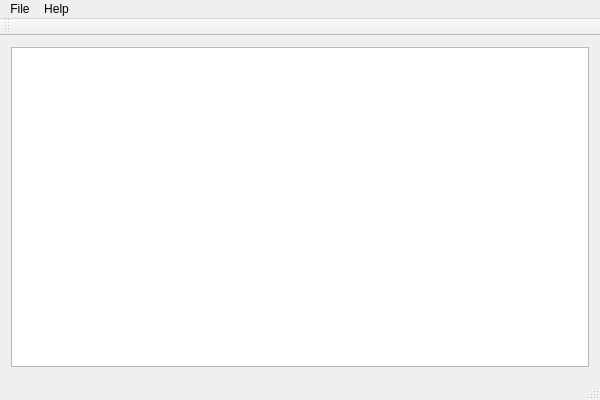
Above: MainWindow.ui from Timmmm/robocut before the change. Below: the same form after it.
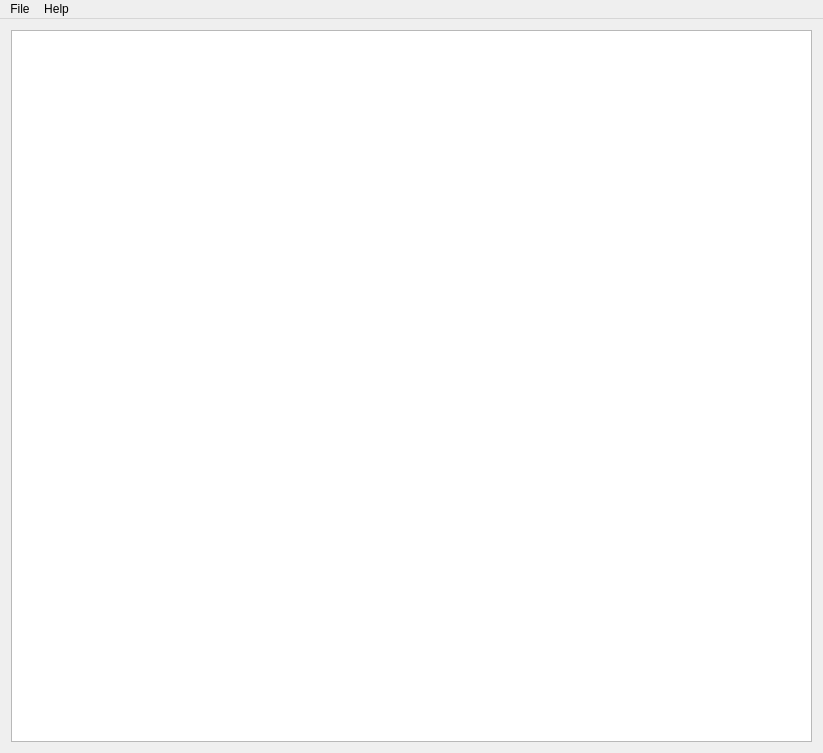
That is the form after the change.

Patch:
```diff
--- a/MainWindow.ui
+++ b/MainWindow.ui
@@ -6,8 +6,8 @@
    <rect>
     <x>0</x>
     <y>0</y>
-    <width>600</width>
-    <height>400</height>
+    <width>823</width>
+    <height>753</height>
    </rect>
   </property>
   <property name="windowTitle">
@@ -32,7 +32,7 @@
     <rect>
      <x>0</x>
      <y>0</y>
-     <width>600</width>
+     <width>823</width>
      <height>23</height>
     </rect>
    </property>
@@ -54,15 +54,6 @@
    <addaction name="menuFile"/>
    <addaction name="menuHelp"/>
   </widget>
-  <widget class="QToolBar" name="mainToolBar">
-   <attribute name="toolBarArea">
-    <enum>TopToolBarArea</enum>
-   </attribute>
-   <attribute name="toolBarBreak">
-    <bool>false</bool>
-   </attribute>
-  </widget>
-  <widget class="QStatusBar" name="statusBar"/>
   <action name="actionAbout">
    <property name="text">
     <string>About</string>
```
Left out of the diff: 6 changed lines with no effect on the pictures.
